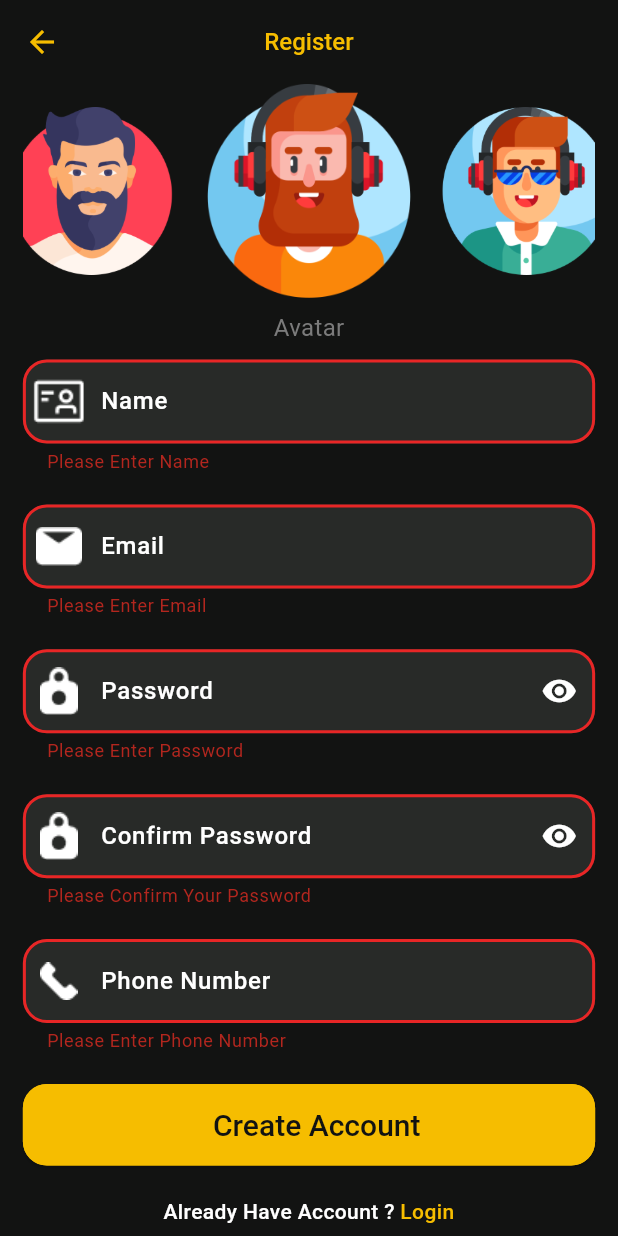
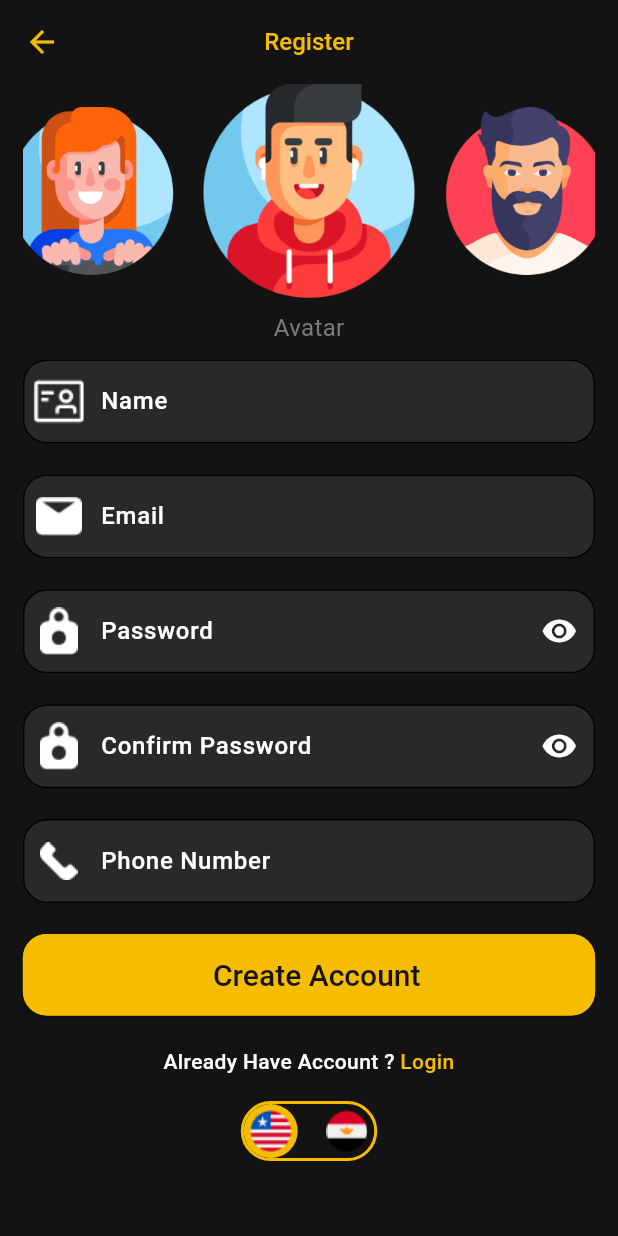
Before and after one commit to msalahzaki/Movies_App, a Flutter app: the RegisterScreenView screen opened directly, after a tap on "Create Account", on a phone screen of 412 x 824 dp. Run offline on Flutter 3.47's test engine with Material 3 defaults, Android fonts, the phone set to English and light mode, and no system bars; drawn by our look-alikes of carousel_slider; our stand-ins replace awesome_dialog, flutter_bloc, google_fonts; generated files the repository leaves out were written again.

Commit message:
Revert "Merge branch 'Develop' into phase2/update_profile_logic"
This reverts commit 43d374d12dd3c7192af43cb54d5eb1f670e09e45, reversing
changes made to 3993173f7d4ab618c0068237c068a4efb7aeaee9.

```diff
--- a/lib/api/api_manger.dart
+++ b/lib/api/api_manger.dart
@@ -73,30 +73,5 @@
       return ("Error: $e");
     }
 
-      static Future<int> registerUser({required String name, required String email, required String password,
-    required String confirmPassword, required String phone, required int avatarId}) async {
-    try {
-
-      Map<String, dynamic> data = {
-        "name": name,
-        "email": email,
-        "password": password,
-        "confirmPassword": confirmPassword,
-        "phone": phone,
-        "avaterId": avatarId,
-      };
-      final response = await http.post(
-        Uri.https(ApiConst.baseAuthURL,EndPoints.register),
-        headers: {"Content-Type": "application/json"},
-        body: jsonEncode(data),
-      );
-      return response.statusCode;
-    } catch (e) {
-      print("Exception: $e");
-      return -1;
-    }
-
   }
-
-
-}
+  }
--- a/lib/auth/register/cubit/register_states.dart
+++ /dev/null
@@ -1,11 +0,0 @@
-abstract class RegisterState{}
-class RegisterSuccessState extends RegisterState{
-  String successMessage;
-  RegisterSuccessState({required this.successMessage});
-}
-class RegisterErrorState extends RegisterState{
-  String errorMessage;
-  RegisterErrorState({required this.errorMessage});
-}
-class RegisterLoadingState extends RegisterState{}
-class RegisterRefreshState extends RegisterState{}
--- a/lib/auth/register/cubit/register_view_model.dart
+++ /dev/null
@@ -1,109 +0,0 @@
-import 'package:carousel_slider/carousel_controller.dart';
-import 'package:flutter/material.dart';
-import 'package:flutter_bloc/flutter_bloc.dart';
-import 'package:movies_app/api/api_manger.dart';
-import 'package:movies_app/auth/register/cubit/register_states.dart';
-
-class RegisterViewModel extends Cubit<RegisterState>{
-
-  TextEditingController name = TextEditingController();
-  TextEditingController email = TextEditingController();
-  TextEditingController password = TextEditingController();
-  TextEditingController confirmPassword = TextEditingController();
-  TextEditingController phone = TextEditingController();
-  CarouselSliderController controller = CarouselSliderController();
-  bool obSecure = false;
-  int selectedAvatar = 1;
-  var formKey = GlobalKey<FormState>();
-
-  RegisterViewModel():super(RegisterLoadingState());
-
-  void register() async{
-    if(formKey.currentState!.validate() == true){
-      try{
-        emit(RegisterLoadingState());
-        var statusCode = await ApiManger.registerUser(name: name.text, email: email.text,
-            password: password.text, confirmPassword: confirmPassword.text,
-            phone: phone.text, avatarId: selectedAvatar);
-        if(statusCode == 201){
-          emit(RegisterSuccessState(successMessage: 'User created successfully'));
-        } else if(statusCode == 400){
-          emit(RegisterErrorState(errorMessage: 'User already exist'));
-        } else {
-          emit(RegisterErrorState(errorMessage: 'Failed, Error in registration'));
-        }
-      }catch(e){
-        emit(RegisterErrorState(errorMessage: 'Exception: $e'));
-      }
-    }
-
-  }
-  String? validName(String? text){
-    if(text == null || text.trim().isEmpty){
-      return 'Please Enter Name';
-    }
-    return null;
-  }
-
-  String? validEmail(String? text){
-    if(text == null || text.trim().isEmpty){
-      return 'Please Enter Email';
-    }
-    final bool emailValid =
-    RegExp(r"^[a-zA-Z0-9.a-zA-Z0-9.!#$%&'*+-/=?^_`{|}~]+@[a-zA-Z0-9]+\.[a-zA-Z]+")
-        .hasMatch(text);
-    if(!emailValid){
-      return 'Please enter valid email';
-    }
-    return null;
-  }
-
-  String? validPassword(String? text){
-    if(text == null || text.trim().isEmpty){
-      return 'Please Enter Password';
-    }else if(text.length < 8){
-      return 'password must be longer than or equal to 8 characters';
-    }
-    final bool oneUpperCase = RegExp(r'(?=.*?[A-Z])').hasMatch(text);
-    final bool oneLowerCase = RegExp(r'(?=.*?[a-z])').hasMatch(text);
-    final bool oneDigit = RegExp(r'(?=.*?[0-9])').hasMatch(text);
-    final bool oneSpecialCharacter = RegExp(r'(?=.*?[!@#\$&*~])').hasMatch(text);
-    if(!oneUpperCase){
-      return 'should contain at least one upper case';
-    }
-    if(!oneLowerCase){
-      return 'should contain at least one lower case';
-    }
-    if(!oneDigit){
-      return 'should contain at least one digit';
-    }
-    if(!oneSpecialCharacter){
-      return 'should contain at least one Special character';
-    }
-    return null;
-  }
-
-  String? validRePassword(String? text){
-    if(text == null || text.trim().isEmpty){
-      return 'Please Confirm Your Password';
-    }
-    if(text != password.text){
-      return 'password not match';
-    }
-    return null;
-  }
-
-  String? validPhoneNumber(String? text){
-    if(text == null || text.trim().isEmpty){
-      return 'Please Enter Phone Number';
-    }
-    if(text.codeUnitAt(0) != 43){
-      return 'number should start with (+) then the country code';
-    }
-    return null;
-  }
-  void changePasswordIcon(){
-    obSecure = !obSecure;
-    emit(RegisterRefreshState());
-  }
-}
--- a/lib/auth/register/register_screen_view.dart
+++ b/lib/auth/register/register_screen_view.dart
@@ -1,14 +1,12 @@
 import 'package:carousel_slider/carousel_slider.dart';
 import 'package:flutter/material.dart';
-import 'package:flutter_bloc/flutter_bloc.dart';
 import 'package:movies_app/auth/login/login_screen.dart';
-import 'package:movies_app/auth/register/cubit/register_states.dart';
-import 'package:movies_app/auth/register/cubit/register_view_model.dart';
+
 import 'package:movies_app/utils/app_assets.dart';
 import 'package:movies_app/utils/app_styles.dart';
-import 'package:movies_app/utils/custom_dailog.dart';
 import 'package:movies_app/utils/custom_elevated_button.dart';
 import 'package:movies_app/utils/custom_text_field.dart';
+
 import '../widget/language_widget.dart';
 
 class RegisterScreenView extends StatefulWidget {
@@ -21,17 +19,11 @@
 }
 
 class _RegisterScreenViewState extends State<RegisterScreenView> {
-  RegisterViewModel viewModel = RegisterViewModel();
-
-
-
+  bool obsecure = false;
   @override
   Widget build(BuildContext context) {
     var height = MediaQuery.of(context).size.height;
     var width = MediaQuery.of(context).size.width;
-    return BlocConsumer<RegisterViewModel,RegisterState>(
-      bloc: viewModel,
-        builder: (context, state) {
     return Scaffold(
       appBar: AppBar(
         title: Text('Register',style: AppStyles.normal16primary,),
@@ -41,8 +33,6 @@
           padding: EdgeInsets.symmetric(
             horizontal: width * 0.037,
           ),
-                child: Form(
-                  key: viewModel.formKey,
           child: Column(
             children: [
               CarouselSlider.builder(
@@ -55,26 +45,22 @@
                     );
                   },
                   options: CarouselOptions(
-                            onPageChanged: (index, reason) {
-                              viewModel.selectedAvatar = index + 1;
-                              print('Selected Avatar : ${viewModel.selectedAvatar}');
-                            },
                     height: height * 0.173,
                     viewportFraction: 0.38,
-                            initialPage: 0,
+                    initialPage: 7,
                     enableInfiniteScroll: true,
                     enlargeCenterPage: true,
                     enlargeFactor: 0.4,
+                    autoPlay: true,
+                    autoPlayInterval: const Duration(seconds: 3),
+                    autoPlayAnimationDuration: const Duration(milliseconds: 800),
+                    autoPlayCurve: Curves.fastOutSlowIn,
                   )
               ),
               SizedBox(height: height * 0.01,),
               Text('Avatar',style: AppStyles.normal16gray,),
               SizedBox(height: height * 0.012,),
               CustomTextField(
-                        validator: (text) {
-                          return viewModel.validName(text);
-                        },
-                        controller: viewModel.name,
                 hintText: 'Name',
                 hintStyle: AppStyles.normal16white,
                 style: AppStyles.normal16white,
@@ -82,50 +68,40 @@
               ),
               SizedBox(height: height * 0.025,),
               CustomTextField(
-                        validator: (text) {
-                          return viewModel.validEmail(text);
-                        },
-                        controller: viewModel.email,
                 hintText: 'Email',
-                        keyboardType: TextInputType.emailAddress,
                 hintStyle: AppStyles.normal16white,
                 style: AppStyles.normal16white,
                 prefixIcon: ImageIcon(AssetImage(AppAssets.emailIcon)),
               ),
               SizedBox(height: height * 0.025,),
               CustomTextField(
-                        validator: (text) {
-                          return viewModel.validPassword(text);
-                        },
-                        controller: viewModel.password,
-                        obscureText: viewModel.obSecure,
+                obscureText: obsecure,
                 hintText: 'Password',
                 hintStyle: AppStyles.normal16white,
                 style: AppStyles.normal16white,
                 prefixIcon: ImageIcon(AssetImage(AppAssets.passwordIcon)),
-                        suffixIcon: IconButton(onPressed: viewModel.changePasswordIcon,
-                          icon: Icon(viewModel.obSecure ? Icons.visibility_off:Icons.visibility),),
+                suffixIcon: IconButton(onPressed: (){
+                  obsecure = !obsecure;
+                  setState(() {
+                  });
+                },icon: Icon(obsecure?Icons.visibility_off:Icons.visibility),),
               ),
               SizedBox(height: height * 0.025,),
               CustomTextField(
-                        validator: (text) {
-                          return viewModel.validRePassword(text);
-                        },
-                        controller: viewModel.confirmPassword,
-                        obscureText: viewModel.obSecure,
+                obscureText: obsecure,
                 hintText: 'Confirm Password',
                 hintStyle: AppStyles.normal16white,
                 style: AppStyles.normal16white,
                 prefixIcon: ImageIcon(AssetImage(AppAssets.passwordIcon)),
-                        suffixIcon: IconButton(onPressed: viewModel.changePasswordIcon,
-                          icon: Icon(viewModel.obSecure ? Icons.visibility_off:Icons.visibility),),
+                suffixIcon: IconButton(onPressed: (){
+                  obsecure = !obsecure;
+                  setState(() {
+                  });
+                },icon: Icon(obsecure?Icons.visibility_off:Icons.visibility),),
               ),
               SizedBox(height: height * 0.025,),
               CustomTextField(
-                        validator: (text) {
-                          return viewModel.validPhoneNumber(text);
-                        },
-                        controller: viewModel.phone,
+
                 hintText: 'Phone Number',
                 style: AppStyles.normal16white,
                 hintStyle: AppStyles.normal16white,
@@ -133,7 +109,7 @@
               ),
               SizedBox(height: height * 0.025,),
               CustomElevatedButton(
-                        onButtonClicked: viewModel.register,
+                onButtonClicked: createAccount,
                 buttonText: 'Create Account',
                 textStyle: AppStyles.normal20black,
               ),
@@ -160,29 +136,9 @@
           ),
         ),
       ),
-            ),
-          );
-        },
-      listener: (context, state) {
-        if(state is RegisterLoadingState){
-          CustomDailog.showLoading(context);
-        }else if(state is RegisterErrorState){
-          CustomDailog.hideLoading(context);
-          CustomDailog.showMessageDailog(context,
-              message: state.errorMessage,
-              title: 'Error',
-              firstButtonLabel: 'Ok',
-              firstButtonAction: () => Navigator.of(context).pop()
-          );
-        }else if (state is RegisterSuccessState){
-          CustomDailog.showMessageDailog(context,
-              title: 'Success',
-              message: state.successMessage,
-              firstButtonLabel: 'Go To Login',
-              firstButtonAction: () => Navigator.of(context).pushReplacementNamed(LoginScreen.loginScreenId)
-          );
-        }
-      },
     );
   }
 }
+void createAccount(){
+  // todo : create account function
+}
```
Also changed, not shown: assets/icons/showPasswordIcon.png (deleted). Lines whose indentation alone changed are shown as unchanged.
